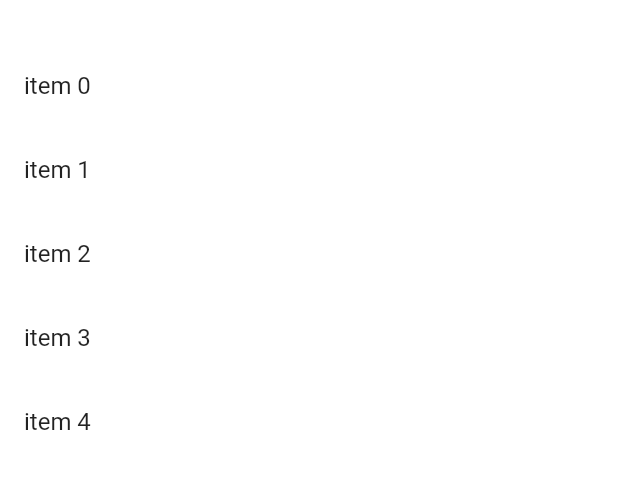
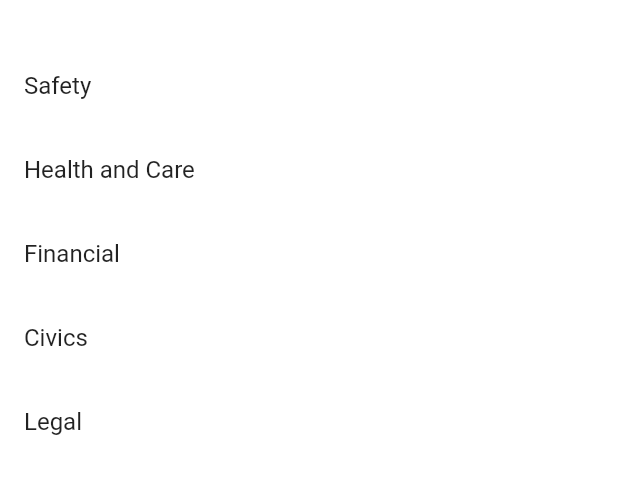
Before and after one commit to ustmrw/connect, a Flutter app: the HomePage screen opened directly, after a tap on the "search" icon, on a phone screen of 412 x 824 dp, the part 66-560 px from its top. Run offline on Flutter 3.47's test engine with Material 2 defaults, Android fonts, the phone set to English and light mode, and no system bars; our stand-ins replace email_validator, flutter_bloc, google_fonts, image_picker, lottie, shared_preferences and 2 more; accounts and stored records are empty; network calls fail.

```diff
--- a/lib/constants.dart
+++ b/lib/constants.dart
@@ -3,6 +3,7 @@ import 'package:flutter/material.dart';
 var defaultBackgroundColor = Colors.grey[300];
 var appBarColor = Colors.grey[900];
 var myAppBar = AppBar(
+  elevation: 0,
   backgroundColor: appBarColor,
   title: const Text('C O N N E C T'),
   centerTitle: true,
--- a/lib/home.dart
+++ b/lib/home.dart
@@ -1,3 +1,4 @@
+import 'package:connect/constants.dart';
 import 'package:connect/responsive/desktop_body.dart';
 import 'package:connect/responsive/mobile_body.dart';
 import 'package:connect/responsive/responsive_layout.dart';
@@ -20,7 +21,7 @@ class HomePage extends StatefulWidget {
 class _HomePageState extends State<HomePage> {
   int currentPageIndex = 1;
   final List<Widget> pages = [
-    const SearchBarApp(),
+    const Search_Bar(),
     const ResponsiveLayout(
       mobileBody: MobileScaffold(),
       tabletBody: TabletScaffold(),
@@ -35,7 +36,10 @@ class _HomePageState extends State<HomePage> {
   Widget build(BuildContext context) {
     return Consumer<ModelTheme>(
       builder: (context, ModelTheme themeNotifier, child) {
-        return Scaffold(
+        return SafeArea(
+          child: Scaffold(
+            backgroundColor: Theme.of(context).appBarTheme.backgroundColor,
+            appBar: myAppBar,
             body: pages[currentPageIndex],
             bottomNavigationBar: NavigationBar(
               labelBehavior: labelBehavior,
@@ -64,6 +68,7 @@ class _HomePageState extends State<HomePage> {
                 ),
               ],
             ),
+          ),
         );
       },
     );
--- a/lib/main.dart
+++ b/lib/main.dart
@@ -1,3 +1,4 @@
+import 'package:connect/home.dart';
 import 'package:connect/onboarding.dart';
 import 'package:flutter/material.dart';
 import 'package:provider/provider.dart';
@@ -20,14 +21,16 @@ class MyApp extends StatelessWidget {
               debugShowCheckedModeBanner: false,
               theme: themeNotifier.isDark
                   ? ThemeData(
+                      visualDensity: VisualDensity.adaptivePlatformDensity,
                       brightness: Brightness.dark,
                       primaryColor: Colors.teal,
                       primarySwatch: Colors.teal)
                   : ThemeData(
+                      visualDensity: VisualDensity.adaptivePlatformDensity,
                       brightness: Brightness.light,
                       primaryColor: Colors.blue,
                       primarySwatch: Colors.blue),
-              home: const OnboardingPages());
+              home: HomePage());
         },
       ),
     );
--- a/lib/responsive/desktop_body.dart
+++ b/lib/responsive/desktop_body.dart
@@ -20,8 +20,6 @@ class _DesktopScaffoldState extends State<DesktopScaffold> {
   @override
   Widget build(BuildContext context) {
     return Scaffold(
-        backgroundColor: Theme.of(context).appBarTheme.backgroundColor,
-        appBar: myAppBar,
         body: RefreshIndicator(
       key: _refreshIndicatorKey,
       color: Colors.white,
@@ -47,11 +45,12 @@ class _DesktopScaffoldState extends State<DesktopScaffold> {
                   children: [
                     Text(
                       '\nNOTIFICATIONS\n',
-                          style: TextStyle(
-                              fontSize: 12, fontWeight: FontWeight.bold),
+                      style:
+                          TextStyle(fontSize: 12, fontWeight: FontWeight.bold),
                     ),
                     Expanded(
                       child: ListView.builder(
+                        physics: BouncingScrollPhysics(),
                         itemCount: 7,
                         itemBuilder: (context, index) {
                           return const MyTile();
@@ -62,6 +61,7 @@ class _DesktopScaffoldState extends State<DesktopScaffold> {
                       margin: const EdgeInsets.all(10),
                       height: 150,
                       child: ListView(
+                        physics: BouncingScrollPhysics(),
                         padding: EdgeInsets.all(8),
                         scrollDirection: Axis.horizontal,
                         children: <Widget>[
--- a/lib/responsive/mobile_body.dart
+++ b/lib/responsive/mobile_body.dart
@@ -20,8 +20,6 @@ class _MobileScaffoldState extends State<MobileScaffold> {
   @override
   Widget build(BuildContext context) {
     return Scaffold(
-        backgroundColor: Theme.of(context).appBarTheme.backgroundColor,
-        appBar: myAppBar,
         drawer: myDrawer,
         body: RefreshIndicator(
           key: _refreshIndicatorKey,
@@ -43,6 +41,7 @@ class _MobileScaffoldState extends State<MobileScaffold> {
                   ),
                   Expanded(
                     child: ListView.builder(
+                      physics: BouncingScrollPhysics(),
                       itemCount: 5,
                       itemBuilder: (context, index) {
                         return const MyTile();
@@ -53,8 +52,8 @@ class _MobileScaffoldState extends State<MobileScaffold> {
                     margin: const EdgeInsets.all(10),
                     height: 150,
                     child: ListView(
+                      physics: BouncingScrollPhysics(),
                       padding: EdgeInsets.all(8),
-                      // This next line does the trick.
                       scrollDirection: Axis.horizontal,
                       children: <Widget>[
                         Card(
@@ -93,9 +92,6 @@ class _MobileScaffoldState extends State<MobileScaffold> {
                             ),
                           ),
                         ),
-                        SizedBox(
-                          width: 8,
-                        ),
                         Card(
                           color: Colors.transparent,
                           elevation: 0,
@@ -131,9 +127,6 @@ class _MobileScaffoldState extends State<MobileScaffold> {
                               ),
                             ),
                           ),
-                        ),
-                        SizedBox(
-                          width: 8,
                         ),
                         Card(
                           color: Colors.transparent,
@@ -171,9 +164,6 @@ class _MobileScaffoldState extends State<MobileScaffold> {
                             ),
                           ),
                         ),
-                        SizedBox(
-                          width: 8,
-                        ),
                         Card(
                           color: Colors.transparent,
                           elevation: 0,
@@ -209,9 +199,6 @@ class _MobileScaffoldState extends State<MobileScaffold> {
                               ),
                             ),
                           ),
-                        ),
-                        SizedBox(
-                          width: 8,
                         ),
                         Card(
                           color: Colors.transparent,
--- a/lib/responsive/tablet_body.dart
+++ b/lib/responsive/tablet_body.dart
@@ -20,8 +20,6 @@ class _TabletScaffoldState extends State<TabletScaffold> {
   @override
   Widget build(BuildContext context) {
     return Scaffold(
-        backgroundColor: Theme.of(context).appBarTheme.backgroundColor,
-        appBar: myAppBar,
         body: RefreshIndicator(
             key: _refreshIndicatorKey,
             color: Colors.white,
@@ -52,6 +50,7 @@ class _TabletScaffoldState extends State<TabletScaffold> {
                               ),
                               Expanded(
                                 child: ListView.builder(
+                                  physics: BouncingScrollPhysics(),
                                   itemCount: 6,
                                   itemBuilder: (context, index) {
                                     return const MyTile();
@@ -62,8 +61,8 @@ class _TabletScaffoldState extends State<TabletScaffold> {
                                 margin: const EdgeInsets.all(10),
                                 height: 150,
                                 child: ListView(
+                                  physics: BouncingScrollPhysics(),
                                   padding: EdgeInsets.all(8),
-                                  // This next line does the trick.
                                   scrollDirection: Axis.horizontal,
                                   children: <Widget>[
                                     Card(
--- a/lib/search.dart
+++ b/lib/search.dart
@@ -2,21 +2,20 @@ import 'package:connect/constants.dart';
 import 'package:flutter/material.dart';
 
 void main() {
-  runApp(const SearchBarApp());
+  runApp(const Search_Bar());
 }
 
-class SearchBarApp extends StatefulWidget {
-  const SearchBarApp({super.key});
+class Search_Bar extends StatefulWidget {
+  const Search_Bar({super.key});
 
   @override
-  State<SearchBarApp> createState() => _SearchBarAppState();
+  State<Search_Bar> createState() => _Search_BarState();
 }
 
-class _SearchBarAppState extends State<SearchBarApp> {
+class _Search_BarState extends State<Search_Bar> {
   @override
   Widget build(BuildContext context) {
     return Scaffold(
-      appBar: myAppBar,
       body: Stack(children: [
         Positioned(
           left: 0,
@@ -40,8 +39,14 @@ class _SearchBarAppState extends State<SearchBarApp> {
               );
             }, suggestionsBuilder:
                     (BuildContext context, SearchController controller) {
-              return List<ListTile>.generate(5, (int index) {
-                final String item = 'item $index';
+              List<String> suggestions = [
+                'Safety',
+                'Health and Care',
+                'Financial',
+                'Civics',
+                'Legal'
+              ];
+              return suggestions.map((String item) {
                 return ListTile(
                   title: Text(item),
                   onTap: () {
--- a/lib/user_profile.dart
+++ b/lib/user_profile.dart
@@ -28,7 +28,6 @@ class _ProfilePageState extends State<ProfilePage> {
     return Consumer<ModelTheme>(
         builder: (context, ModelTheme themeNotifier, child) {
       return Scaffold(
-        appBar: myAppBar,
         body: SingleChildScrollView(
           child: Column(children: [
             const Center(
--- a/pubspec.yaml
+++ b/pubspec.yaml
@@ -34,6 +34,7 @@ dependencies:
   flutter:
     sdk: flutter
   flutter_bloc: ^8.1.3
+  flutter_slidable: ^3.0.0
   google_fonts: ^5.1.0
   image_picker: ^1.0.2
   lottie: ^2.6.0
@@ -70,6 +71,7 @@ flutter:
   # To add assets to your application, add an assets section, like this:
   assets:
     - lib/img/
+    - assets/images/
   #   - images/a_dot_ham.jpeg
   # An image asset can refer to one or more resolution-specific "variants", see
   # https://flutter.dev/assets-and-images/#resolution-aware
```
Also changed, not shown: pubspec.lock, 2 other files. Lines whose indentation alone changed are shown as unchanged.
